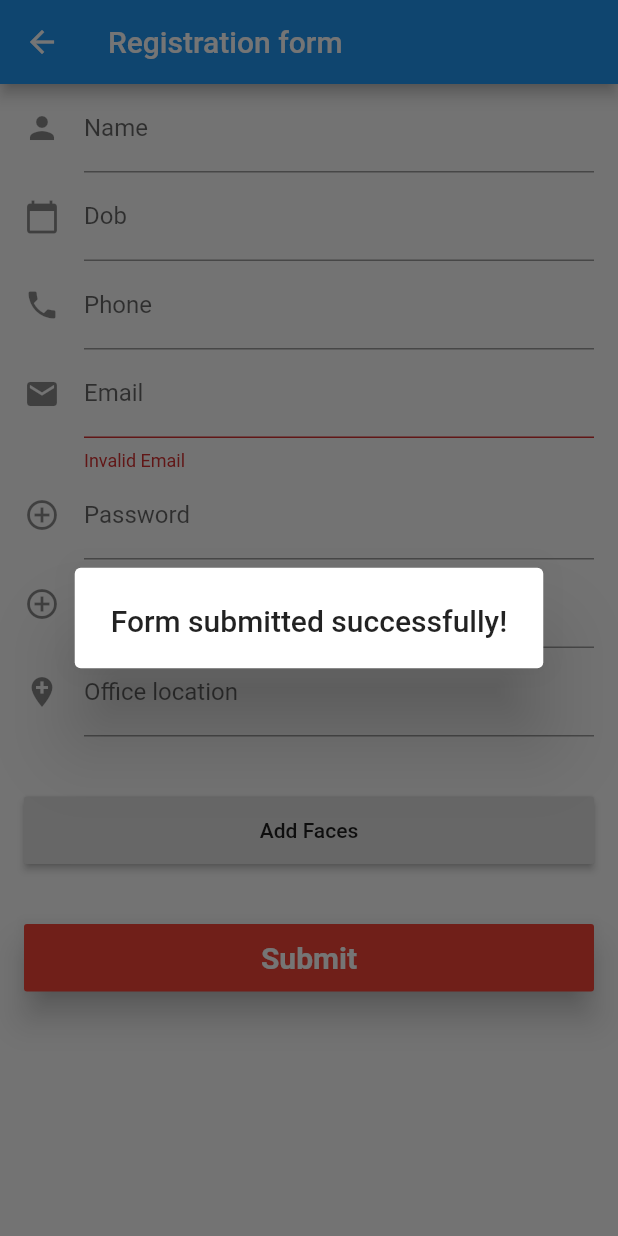
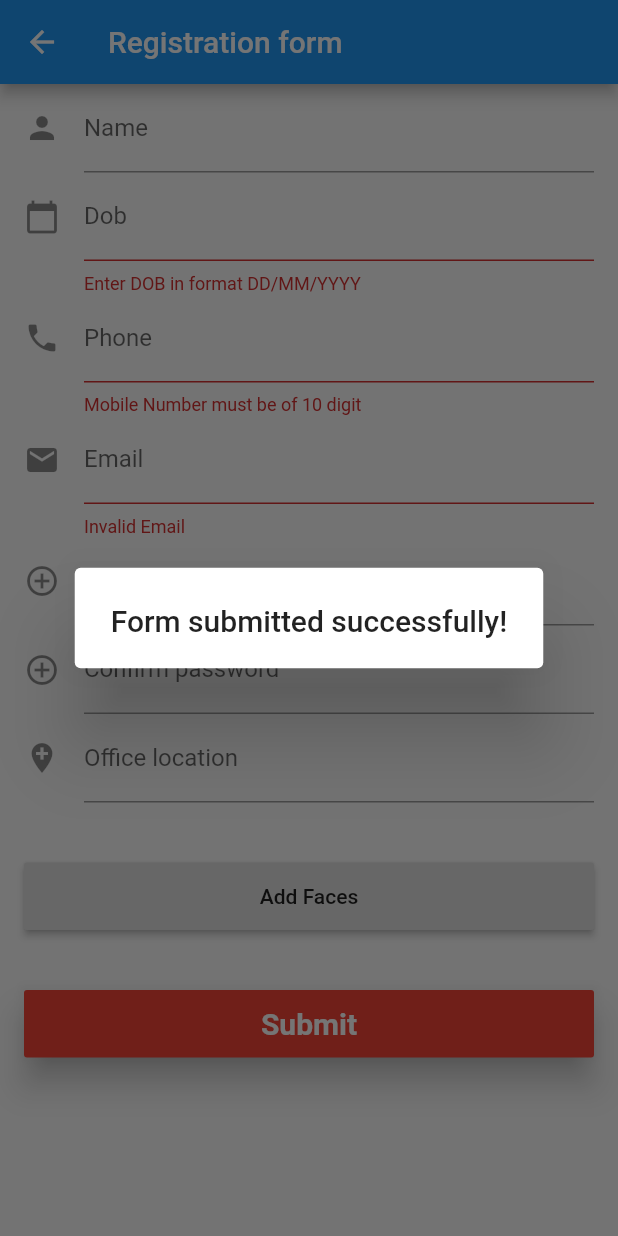
Before and after one commit to yash412/Smart-India-Hackthon-2020, a Flutter app: the Registration screen opened directly, after a tap on "Submit", on a phone screen of 412 x 824 dp. Run offline on Flutter 3.47's test engine with Material 2 defaults, Android fonts, the phone set to English and light mode, and no system bars; our stand-ins replace image_picker, shared_preferences; missing offline and left inert: mongo_dart, mongo_dart_query; accounts and stored records are empty; Roboto replaces fonts that are missing (Raleway).

```diff
--- a/lib/registration.dart
+++ b/lib/registration.dart
@@ -1,16 +1,15 @@
-import 'dart:async';
-
 import 'package:flutter/material.dart';
 import 'package:flutter/services.dart';
-import 'Utility.dart';
 import 'package:mongo_dart/mongo_dart.dart';
-import 'dart:io';
+import 'package:mongo_dart/mongo_dart.dart' as dart_mongo;
+import './image_input.dart';
 import 'image_save.dart';
+
 final TextEditingController _pass = TextEditingController();
 final TextEditingController _confirmPass = TextEditingController();
-File inimage;
 String _email;
-String dbImg;
+String _mobile;
+String _vDOB;
 var name;
 var dob;
 var phone;
@@ -18,7 +17,6 @@ var email;
 var pass;
 var cPass;
 var loc;
-var id ;
 void main() => runApp(new MyApp());
 
 class MyApp extends StatelessWidget {
@@ -36,9 +34,6 @@ class MyApp extends StatelessWidget {
 }
 
 class Registration extends StatelessWidget {
-
-
-//   store g =new store();
   @override
   Widget build(BuildContext context) {
     return new Scaffold(
@@ -59,7 +54,7 @@ class Registration extends StatelessWidget {
                       hintText: 'Enter your first and last name',
                       labelText: 'Name',
                     ),
-                    onFieldSubmitted: (text) {
+                    onChanged: (text) {
                       print("First text field: $text");
                       name = text;
                       print(name);
@@ -72,6 +67,10 @@ class Registration extends StatelessWidget {
                       labelText: 'Dob',
                     ),
                     keyboardType: TextInputType.datetime,
+                    validator: validDOB,
+                    onSaved:  (String val) {
+                      _vDOB = val;
+                    },
                     onFieldSubmitted: (text) {
                       print("First text field: $text");
                       dob = text;
@@ -84,6 +83,10 @@ class Registration extends StatelessWidget {
                       hintText: 'Enter a phone number',
                       labelText: 'Phone',
                     ),
+                    validator: validateMobile,
+                    onSaved: (String val) {
+                      _mobile = val;
+                    },
                     keyboardType: TextInputType.phone,
                     inputFormatters: [
                       WhitelistingTextInputFormatter.digitsOnly,
@@ -93,6 +96,7 @@ class Registration extends StatelessWidget {
                       phone = text;
                       print(phone);
                     },
+
                   ),
                   new TextFormField(
                     decoration: const InputDecoration(
@@ -187,8 +191,6 @@ class Registration extends StatelessWidget {
                       onPressed: () {
                         bookFlight(context);
                         DataColl();
-//                       g.get_image();
-
                       },
                     ),
                   ),
@@ -203,13 +205,14 @@ class Registration extends StatelessWidget {
     );
 
     showDialog(
-        context: context, builder: (BuildContext context) => alertDialog);}
+        context: context, builder: (BuildContext context) => alertDialog);
+  }
 
-  DataColl() async {
-    Db db = new Db("mongodb://192.168.43.34:27017/test");
+  void DataColl() async {
+    Db db = new Db("mongodb://10.0.2.2:27017/people");
     await db.open();
     print('connected to database');
-    DbCollection coll = db.collection("people");
+    DbCollection coll = db.collection("employee");
     await coll.insert({
       "name": name,
       "dob": dob,
@@ -217,15 +220,28 @@ class Registration extends StatelessWidget {
       "email": email,
       "password": pass,
       "cPass": cPass,
-      "location": loc,
-      "imagString" : photo
+      "location": loc
     });
-    var  dictValue = await coll.find(where.match("name", "pratik")
-        .excludeFields(["_id","password","name","cPass","location","email","phone","dob"])).toList() ;
-
-    var arrayEle=dictValue[0];
-    dbImg = arrayEle['imagString'];
-    print(dbImg);
+    var employee = await coll.find().toList();
+    print(employee);
     await db.close();
   }
 }
+String validateMobile(String value) {
+// Indian Mobile number are of 10 digit only
+  if (value.length != 10)
+    return 'Mobile Number must be of 10 digit';
+  else
+    return null;
+}
+String validDOB(String value) {
+  Pattern pattern =
+      r'^(0[1-9]|[12][0-9]|3[01])\/(0[1-9]|1[0-2])\/([12][0-9]{3})$';
+  RegExp regex = new RegExp(pattern);
+  if (!regex.hasMatch(value))
+    return 'Enter DOB in format DD/MM/YYYY';
+  else
+    return null;
+
+
+}
```
Also changed, not shown: lib/Utility.dart (+1 -6 lines), lib/image_save.dart (+3 -5 lines).
